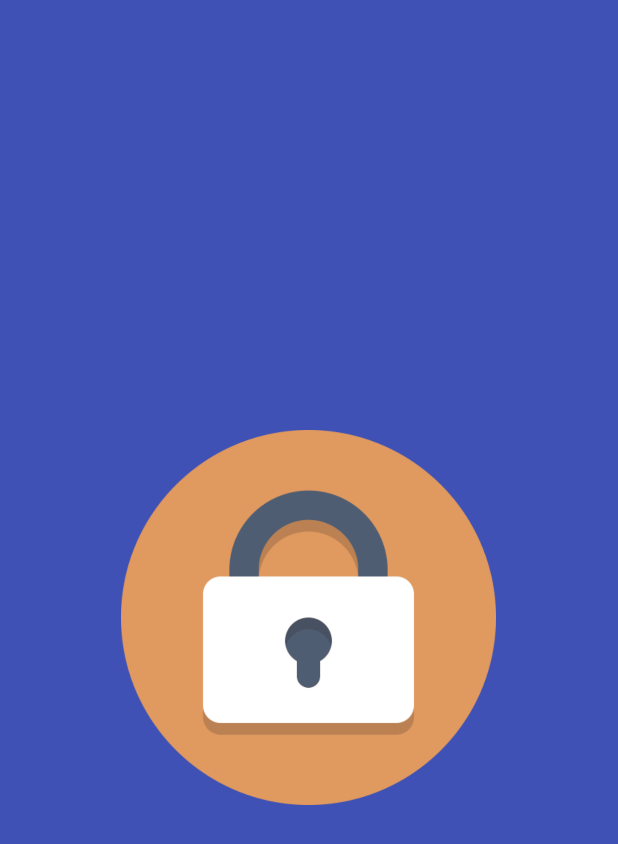
After one commit to Karthik2007/NA-Lock, an Android app: the SplashActivity screen opened directly, with no data from a screen before it, on a phone screen of 412 x 824 dp. The commit adds this screen. Shown: the top 844 px of the screen. Run offline under Robolectric (Android 15) with nearby library versions, the phone set to English and light mode, and no system bars.

```diff
--- a/app/src/main/java/com/hackathon/na_lock/AddAppActivity.java
+++ b/app/src/main/java/com/hackathon/na_lock/AddAppActivity.java
@@ -131,7 +131,7 @@ public class AddAppActivity extends AppCompatActivity implements DialogActionLis
     @Override
     public boolean onCreateOptionsMenu(Menu menu) {
         // Inflate the menu; this adds items to the action bar if it is present.
-        getMenuInflater().inflate(R.menu.menu_main, menu);//Menu Resource, Menu
+        //getMenuInflater().inflate(R.menu.menu_main, menu);//Menu Resource, Menu
         return true;
     }
 
--- /dev/null
+++ b/app/src/main/java/com/hackathon/na_lock/SplashActivity.java
@@ -0,0 +1,39 @@
+package com.hackathon.na_lock;
+
+import android.content.Intent;
+import android.os.Handler;
+import android.support.v7.app.AppCompatActivity;
+import android.os.Bundle;
+
+public class SplashActivity extends AppCompatActivity {
+
+
+    // Splash screen timer
+    private static int SPLASH_TIME_OUT = 2000;
+
+
+    @Override
+    protected void onCreate(Bundle savedInstanceState) {
+        super.onCreate(savedInstanceState);
+        setContentView(R.layout.activity_splash);
+
+        new Handler().postDelayed(new Runnable() {
+
+            /*
+             * Showing splash screen with a timer. This will be useful when you
+             * want to show case your app logo / company
+             */
+
+            @Override
+            public void run() {
+                // This method will be executed once the timer is over
+                // Start your app main activity
+                Intent i = new Intent(SplashActivity.this, AppListHomeActivity.class);
+                startActivity(i);
+
+                // close this activity
+                finish();
+            }
+        }, SPLASH_TIME_OUT);
+    }
+}
--- a/app/src/main/java/com/hackathon/na_lock/Util/NALog.java
+++ b/app/src/main/java/com/hackathon/na_lock/Util/NALog.java
@@ -14,7 +14,7 @@ public class NALog {
     private static final boolean INFO = true;
     private static final boolean DEBUG = true;
     private static final boolean ERROR = true;
-    private static final boolean LOGGABLE = false;
+    private static final boolean LOGGABLE = true;
 
 
 
@@ -58,7 +58,7 @@ public class NALog {
         if (!logFile.exists()) {
             try {
                 logFile.createNewFile();
-            } catch (IOException e) {
+            } catch (Exception e) {
                 // TODO Auto-generated catch block
                 e.printStackTrace();
             }
@@ -69,7 +69,7 @@ public class NALog {
             buf.append(text);
             buf.newLine();
             buf.close();
-        } catch (IOException e) {
+        } catch (Exception e) {
             // TODO Auto-generated catch block
             e.printStackTrace();
         }
--- a/app/src/main/java/com/hackathon/na_lock/receiver/ScreenReceiver.java
+++ b/app/src/main/java/com/hackathon/na_lock/receiver/ScreenReceiver.java
@@ -5,6 +5,7 @@ import android.content.Context;
 import android.content.Intent;
 import android.util.Log;
 
+import com.hackathon.na_lock.Util.NALog;
 import com.hackathon.na_lock.services.AppMonitorService;
 
 /**
@@ -12,12 +13,13 @@ import com.hackathon.na_lock.services.AppMonitorService;
  */
 public class ScreenReceiver extends BroadcastReceiver {
 
+    private static final String TAG = "ScreenReceiver";
     public static boolean screenOff = false;
 
     @Override
     public void onReceive(Context context, Intent intent) {
 
-        System.out.println("onReceive ");
+        NALog.d(TAG,"onReceive screen ");
         if (intent.getAction().equals(Intent.ACTION_SCREEN_OFF)) {
             screenOff = true;
             Log.v("SCREEN", "SCREEN TURNED OFF on BroadcastReceiver");
--- a/app/src/main/java/com/hackathon/na_lock/services/ResetForgroundTimeService.java
+++ b/app/src/main/java/com/hackathon/na_lock/services/ResetForgroundTimeService.java
@@ -5,9 +5,12 @@ import android.content.Intent;
 import android.content.Context;
 
 import com.hackathon.na_lock.Util.Constants;
+import com.hackathon.na_lock.Util.NALog;
 import com.hackathon.na_lock.databases.NALockDbHelper;
 
 public class ResetForgroundTimeService extends IntentService {
+
+    private static final String TAG = "ResetForgroundTimeService";
 
     public ResetForgroundTimeService() {
         super("ResetForgroundTimeService");
@@ -15,6 +18,7 @@ public class ResetForgroundTimeService extends IntentService {
 
     @Override
     protected void onHandleIntent(Intent intent) {
+        NALog.d(TAG,"started");
         if (intent != null) {
             resetForgroundTimeService();
             setLastResetTime();
@@ -23,7 +27,7 @@ public class ResetForgroundTimeService extends IntentService {
 
     private void setLastResetTime() {
         getSharedPreferences(Constants.PREF_FILE_NAME,MODE_PRIVATE).edit().
-                putLong(Constants.PREF_LAST_RESET,System.currentTimeMillis());
+                putLong(Constants.PREF_LAST_RESET,System.currentTimeMillis()).commit();
     }
 
     private void resetForgroundTimeService() {
--- /dev/null
+++ b/app/src/main/res/layout/activity_splash.xml
@@ -0,0 +1,17 @@
+<?xml version="1.0" encoding="utf-8"?>
+<RelativeLayout xmlns:android="http://schemas.android.com/apk/res/android"
+    xmlns:tools="http://schemas.android.com/tools"
+    android:layout_width="match_parent"
+    android:layout_height="match_parent"
+    android:background="@color/colorPrimary"
+    tools:context="com.hackathon.na_lock.SplashActivity">
+
+
+    <ImageView
+        android:layout_width="250dp"
+        android:layout_height="250dp"
+        android:id="@+id/imageView2"
+        android:src="@drawable/lock_screen1"
+        android:layout_centerVertical="true"
+        android:layout_centerHorizontal="true" />
+</RelativeLayout>
--- a/app/src/main/res/layout/duration_custom_dialog.xml
+++ b/app/src/main/res/layout/duration_custom_dialog.xml
@@ -1,7 +1,8 @@
 <?xml version="1.0" encoding="utf-8"?>
 <LinearLayout xmlns:android="http://schemas.android.com/apk/res/android"
     android:orientation="vertical" android:layout_width="match_parent"
-    android:layout_height="match_parent">
+    android:layout_height="match_parent"
+    android:background="@android:color/white">
 
     <TextView
         android:layout_width="match_parent"
--- a/app/src/main/res/values-v21/styles.xml
+++ b/app/src/main/res/values-v21/styles.xml
@@ -14,4 +14,11 @@
         <item name="android:windowIsTranslucent">true</item>
         <item name="android:windowAnimationStyle">@android:style/Animation</item>
     </style>
+
+    <style name="Theme.AppCompat.Light.NoActionBar.FullScreen" parent="@style/Theme.AppCompat.Light">
+        <item name="windowNoTitle">true</item>
+        <item name="windowActionBar">false</item>
+        <item name="android:windowFullscreen">true</item>
+        <item name="android:windowContentOverlay">@null</item>
+    </style>
 </resources>
--- a/app/src/main/res/values/strings.xml
+++ b/app/src/main/res/values/strings.xml
@@ -1,7 +1,7 @@
 <resources>
     <string name="app_name">NA-LOCK</string>
     <string name="action_settings">Done</string>
-    <string name="set_duration">Set Time Limit</string>
+    <string name="set_duration">Update Time Limit</string>
     <string name="no_list_message">Add apps to restrict usage</string>
     <string name="usage_limit_warn_message">Your usage has crossed more than 80% of usage time limit today</string>
     <string name="usage_limit_block_message">Your usage has crossed time limit today</string>
```
Also changed, not shown: app/src/main/AndroidManifest.xml (+24 -12 lines), app/src/main/java/com/hackathon/na_lock/AppListHomeActivity.java (+29 -17 lines), app/src/main/java/com/hackathon/na_lock/Util/NAUtils.java (+20 -3 lines), app/src/main/java/com/hackathon/na_lock/adapter/AppRecyclerAdapter.java (+17 -16 lines), app/src/main/java/com/hackathon/na_lock/databases/NALockDbHelper.java (+7 -6 lines), app/src/main/java/com/hackathon/na_lock/receiver/StartServiceAtBootReceiver.java (+13 -2 lines).
